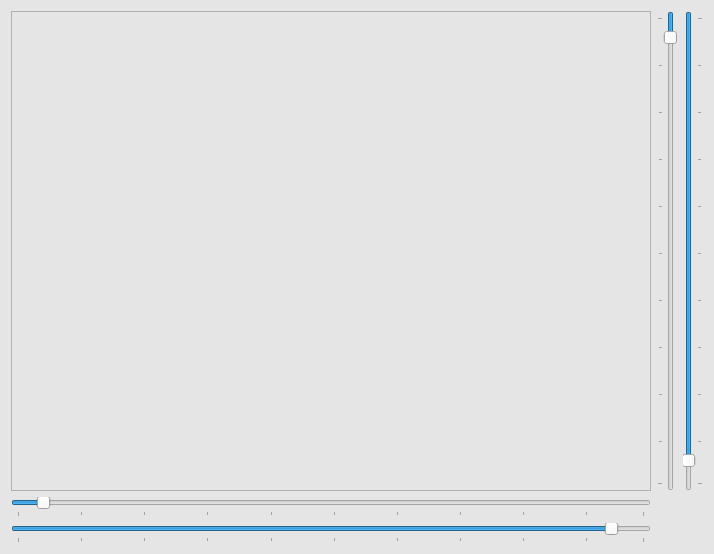
First picture: the form in src/scripts/seamless_g.ui, repository Foued70/torchlab, before the edit.
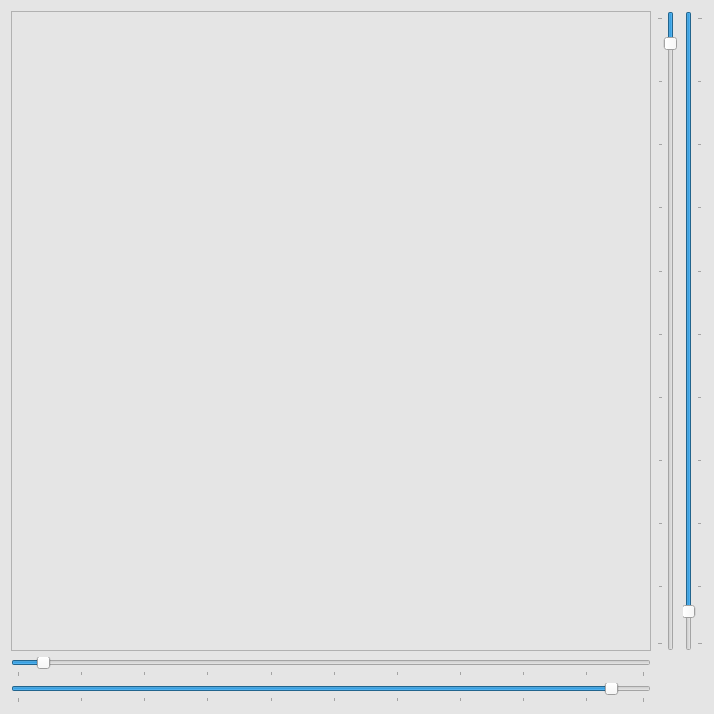
Second picture: the form after the edit.

The edit to the form file:
```diff
--- a/src/scripts/seamless_g.ui
+++ b/src/scripts/seamless_g.ui
@@ -11,7 +11,7 @@
    </rect>
   </property>
   <property name="sizePolicy">
-   <sizepolicy hsizetype="Fixed" vsizetype="Fixed">
+   <sizepolicy hsizetype="Ignored" vsizetype="Ignored">
     <horstretch>0</horstretch>
     <verstretch>0</verstretch>
    </sizepolicy>
@@ -89,13 +89,13 @@
      <property name="minimumSize">
       <size>
        <width>640</width>
-       <height>480</height>
+       <height>640</height>
       </size>
      </property>
      <property name="maximumSize">
       <size>
-       <width>640</width>
-       <height>480</height>
+       <width>1024</width>
+       <height>1024</height>
       </size>
      </property>
      <property name="palette">
```
